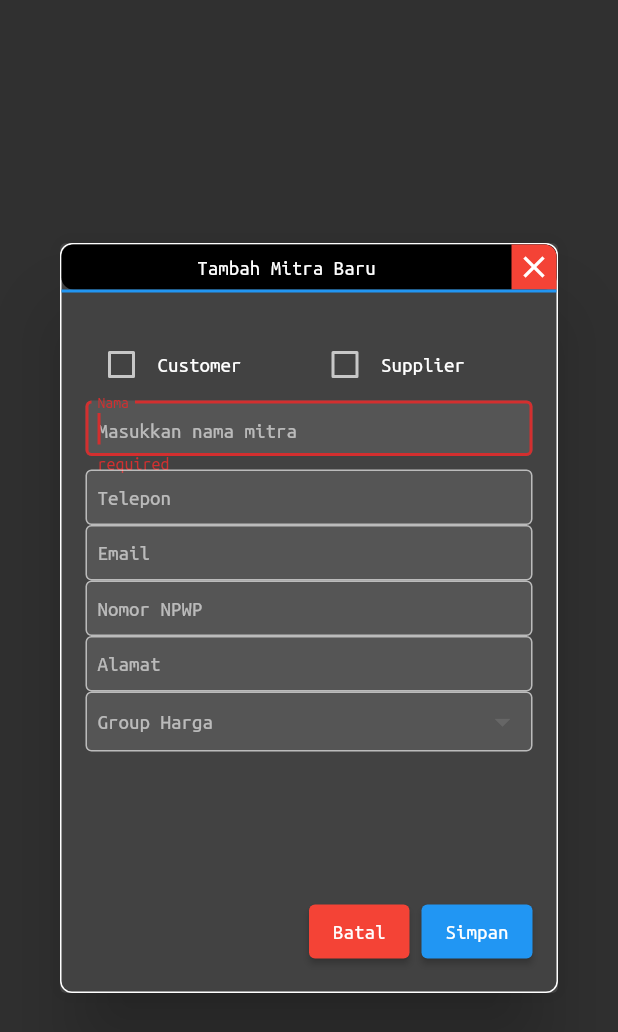
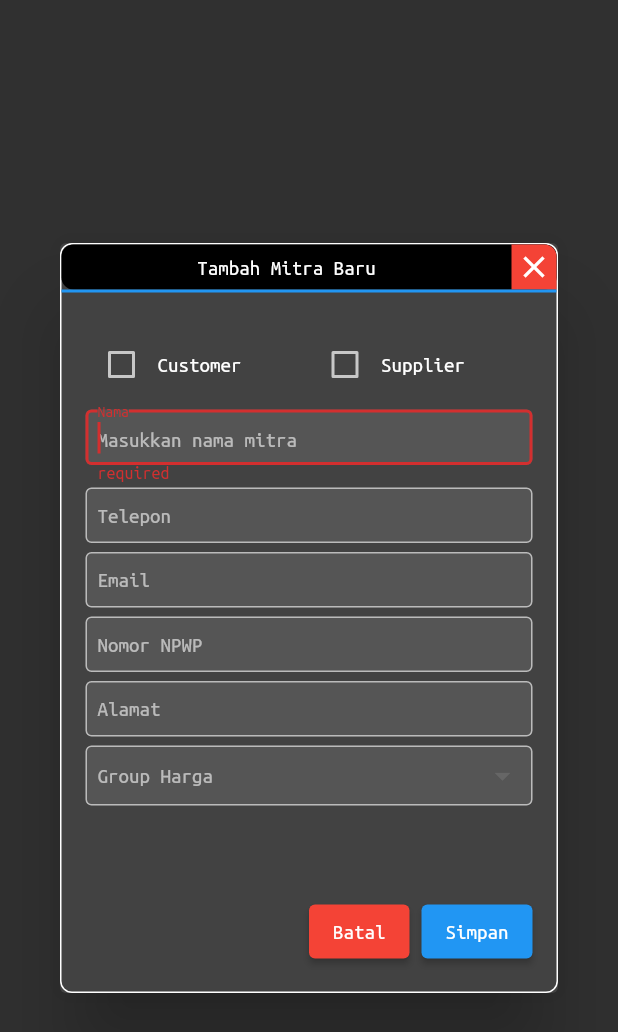
Before and after one commit to sultanpos/app, a Flutter app: the AddPartnerWidget widget shown alone on an empty page, opened directly, on a phone screen of 412 x 824 dp. Shown: the top 1032 px of the screen. Run offline on Flutter 3.47's test engine with Material 2 defaults, Android fonts, the phone set to English and light mode, and no system bars; drawn by our look-alikes of reactive_forms; our stand-ins replace adaptive_theme, dio, flutter_hooks, motion_toast, shared_preferences, syncfusion_flutter_datagrid; missing offline and left inert: bitsdojo_window, jwt_decode; accounts and stored records are empty; network calls fail; statements that could not run were skipped.

Commit message:
update UI

```diff
--- a/lib/app.dart
+++ b/lib/app.dart
@@ -25,7 +25,7 @@ class _AppState extends State<App> {
         inputDecorationTheme: const InputDecorationTheme(
           isDense: true,
           filled: true,
-          border: OutlineInputBorder(),
+          border: OutlineInputBorder(gapPadding: 0, borderSide: BorderSide(width: 0)),
           contentPadding: EdgeInsets.all(8),
           errorStyle: TextStyle(height: 0.1),
         ),
--- a/lib/ui/master/unit/add.dart
+++ b/lib/ui/master/unit/add.dart
@@ -3,6 +3,7 @@ import 'package:reactive_forms/reactive_forms.dart';
 import 'package:sultanpos/state/app.dart';
 import 'package:provider/provider.dart';
 import 'package:sultanpos/state/unit.dart';
+import 'package:sultanpos/ui/theme.dart';
 import 'package:sultanpos/ui/util/textformatter.dart';
 import 'package:sultanpos/ui/widget/basewindow.dart';
 import 'package:sultanpos/ui/widget/showerror.dart';
@@ -35,6 +36,9 @@ class UnitAddWidget extends StatelessWidget {
                       labelText: "Nama",
                     ),
                     textInputAction: TextInputAction.next,
+                  ),
+                  SizedBox(
+                    height: STheme().widgetSpace,
                   ),
                   ReactiveTextField(
                     formControlName: 'description',
--- a/lib/ui/partner/add.dart
+++ b/lib/ui/partner/add.dart
@@ -4,6 +4,7 @@ import 'package:reactive_forms/reactive_forms.dart';
 import 'package:sultanpos/model/pricegroup.dart';
 import 'package:sultanpos/state/app.dart';
 import 'package:sultanpos/state/partner.dart';
+import 'package:sultanpos/ui/theme.dart';
 import 'package:sultanpos/ui/util/textformatter.dart';
 import 'package:sultanpos/ui/widget/basewindow.dart';
 import 'package:sultanpos/ui/widget/dropdown.dart';
@@ -56,6 +57,9 @@ class AddPartnerWidget extends StatelessWidget {
                               ),
                             ],
                           ),
+                          SizedBox(
+                            height: STheme().widgetSpace,
+                          ),
                           ReactiveTextField(
                             formControlName: 'name',
                             autofocus: true,
@@ -66,6 +70,9 @@ class AddPartnerWidget extends StatelessWidget {
                             ),
                             textInputAction: TextInputAction.next,
                           ),
+                          SizedBox(
+                            height: STheme().widgetSpace,
+                          ),
                           ReactiveTextField(
                             formControlName: 'phone',
                             autofocus: true,
@@ -74,6 +81,9 @@ class AddPartnerWidget extends StatelessWidget {
                               labelText: "Telepon",
                             ),
                             textInputAction: TextInputAction.next,
+                          ),
+                          SizedBox(
+                            height: STheme().widgetSpace,
                           ),
                           ReactiveTextField(
                             formControlName: 'email',
@@ -84,12 +94,18 @@ class AddPartnerWidget extends StatelessWidget {
                             ),
                             textInputAction: TextInputAction.next,
                           ),
+                          SizedBox(
+                            height: STheme().widgetSpace,
+                          ),
                           ReactiveTextField(
                             formControlName: 'npwp',
                             decoration: const InputDecoration(
                               hintText: "Masukkan nomor NPWP",
                               labelText: "Nomor NPWP",
                             ),
+                          ),
+                          SizedBox(
+                            height: STheme().widgetSpace,
                           ),
                           ReactiveTextField(
                             formControlName: 'address',
@@ -99,6 +115,9 @@ class AddPartnerWidget extends StatelessWidget {
                             ),
                             onSubmitted: (c) => save(ctx),
                             maxLines: null,
+                          ),
+                          SizedBox(
+                            height: STheme().widgetSpace,
                           ),
                           DropdownRepo<PriceGroupModel, String>(
                             creator: PriceGroupModel.fromJson,
--- a/lib/ui/theme.dart
+++ b/lib/ui/theme.dart
@@ -10,8 +10,10 @@ class STheme {
   STheme._internal();
 
   late InputDecoration defInputDecoration;
+  late double widgetSpace;
 
   init() {
+    widgetSpace = 6;
     defInputDecoration = const InputDecoration(
       isDense: true,
       filled: true,
--- a/lib/ui/widget/datatable.dart
+++ b/lib/ui/widget/datatable.dart
@@ -171,8 +171,8 @@ class _SDataTableState<T extends BaseModel> extends State<SDataTable<T>> {
                           setState(() {});
                           return true;
                         },
-                        rowHeight: 40,
-                        headerRowHeight: 40,
+                        rowHeight: 30,
+                        headerRowHeight: 30,
                       );
           },
         ),
--- a/lib/ui/widget/dropdown.dart
+++ b/lib/ui/widget/dropdown.dart
@@ -38,7 +38,7 @@ class _DropdownRepoState<T extends BaseModel, R> extends State<DropdownRepo<T, R
     super.initState();
     AppState().httpAPI.query<T>(widget.path, fromJsonFunc: widget.creator, limit: 1000, offset: 0).then((value) {
       list = value;
-      setState(() {});
+      if (mounted) setState(() {});
     });
   }
 
```
Also changed, not shown: lib/ui/master/category/add.dart (+10 -0 lines), lib/ui/master/pricegroup/add.dart (+7 -0 lines), lib/ui/partner/partner.dart (+25 -4 lines).
